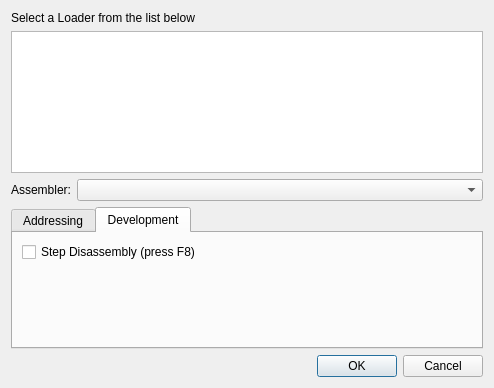
First picture: the form in dialogs/loaderdialog/loaderdialog.ui, repository REDasmOrg/REDasm, before the edit.
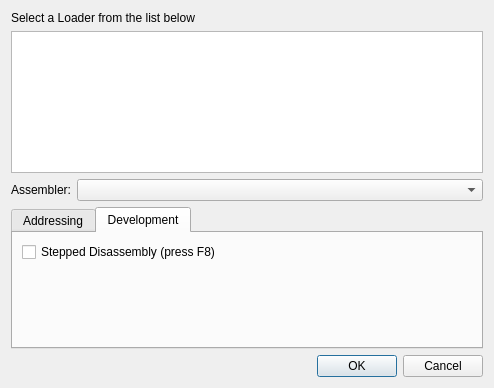
Second picture: the form after the edit. The open tabs and pages were chosen to show the change.

Diff of the .ui file:
```diff
--- a/dialogs/loaderdialog/loaderdialog.ui
+++ b/dialogs/loaderdialog/loaderdialog.ui
@@ -123,7 +123,7 @@
        <item>
         <widget class="QCheckBox" name="chbStepDisassembly">
          <property name="text">
-          <string>Step Disassembly (press F8)</string>
+          <string>Stepped Disassembly (press F8)</string>
          </property>
         </widget>
        </item>
```
